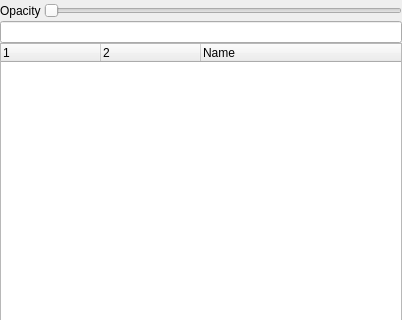
Before: the Qt Designer form src/qmapshack/gis/IGisWorkspace.ui in Maproom/qmapshack, drawn with Qt 5; both pictures show x 0 to 402 and y 0 to 320 of the 402 by 500 pixel window.
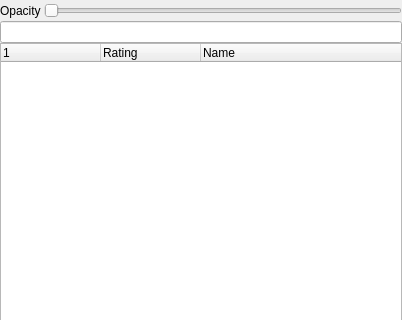
After: the same form once the commit is applied. Custom widgets are drawn as their Qt base class.

Commit message: [QMS-79] Possibility to 'star' Waypoints Information is now stored in the qms files. UI improvements.

Diff of the .ui file:
```diff
--- a/src/qmapshack/gis/IGisWorkspace.ui
+++ b/src/qmapshack/gis/IGisWorkspace.ui
@@ -104,7 +104,7 @@
      </column>
      <column>
       <property name="text">
-       <string notr="true"/>
+       <string>Rating</string>
       </property>
      </column>
      <column>
```
The commit also changes 7 other files.
